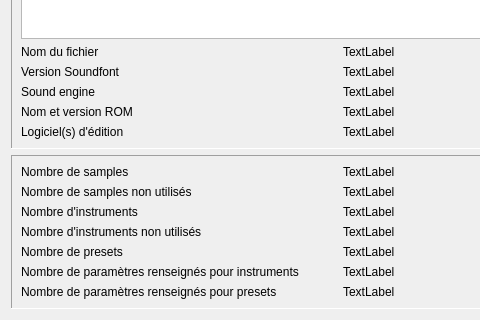
This is trunk/pages/page_sf2.ui in davy7125/polyphone as Qt 5 draws it before an edit; both pictures show x 0 to 480 and y 307 to 627 of the 679 by 627 pixel window. The edited form follows.
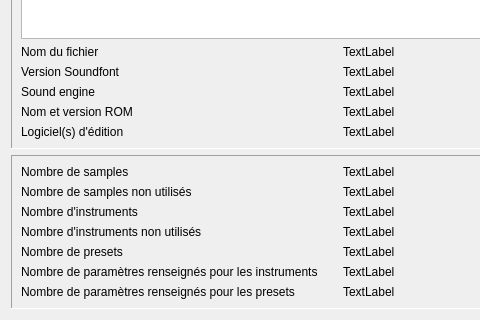
This is the edited form. Custom widgets are drawn as their Qt base class.

Commit message: - stereo channels were reversed when playing sounds  - fixed bugs when using very small samples  - option to not open any MIDI ports  - management of the last working directories (sf2, samples, records)  - customizable colors for the waveform preview  - warning if to many parameters are set in the instruments or presets (limitation for some synthesizers)  - toolbar configuration

```diff
--- a/trunk/pages/page_sf2.ui
+++ b/trunk/pages/page_sf2.ui
@@ -277,14 +277,14 @@
         <item>
          <widget class="QLabel" name="label_12">
           <property name="text">
-           <string>Nombre de paramètres renseignés pour instruments</string>
+           <string>Nombre de paramètres renseignés pour les instruments</string>
           </property>
          </widget>
         </item>
         <item>
          <widget class="QLabel" name="label_8">
           <property name="text">
-           <string>Nombre de paramètres renseignés pour presets</string>
+           <string>Nombre de paramètres renseignés pour les presets</string>
           </property>
          </widget>
         </item>
```
The commit also changes 29 other files.
